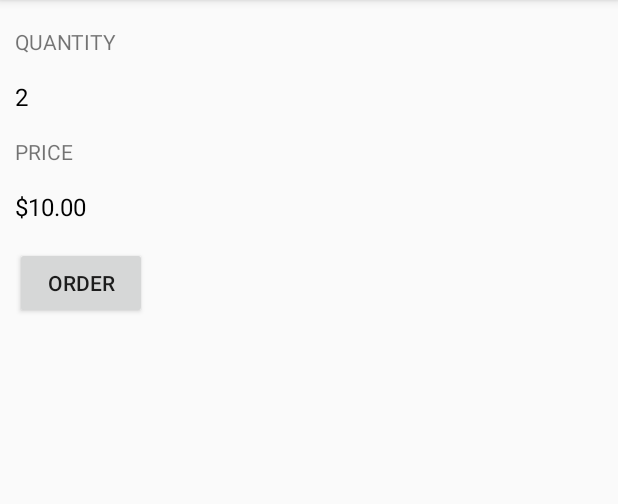
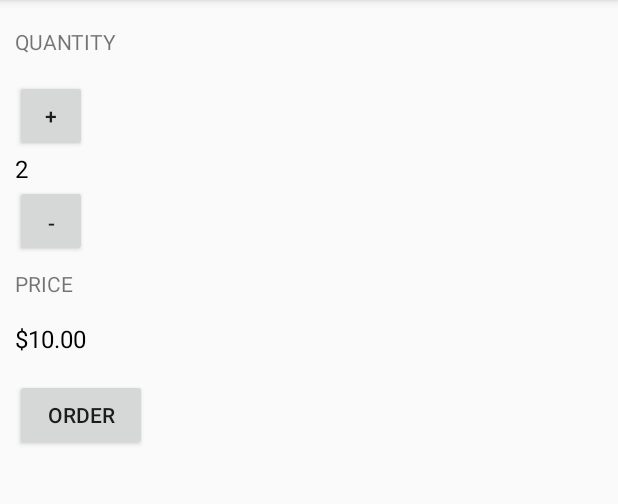
Before and after one commit to TheBaileyBrew/JustJava, an Android app: the screen it shows after launch (MainActivity), after a tap on "ORDER", on a phone screen of 412 x 824 dp, the part 84-588 px from its top. Run offline under Robolectric (Android 15) with nearby library versions, the phone set to English and light mode, and no system bars.

Commit message:
Coding Updates

```diff
--- a/app/src/main/java/com/example/android/justjava/MainActivity.java
+++ b/app/src/main/java/com/example/android/justjava/MainActivity.java
@@ -31,9 +31,22 @@ public class MainActivity extends AppCompatActivity {
     /**
      * This method is called when the order button is clicked.
      */
+
+
+    public void increment(View view) {
+        int quantity = 2;
+        quantity++;
+        display(quantity);
+    }
+    public void decrement(View view) {
+        int quantity = 2;
+        quantity--;
+        display(quantity);
+    }
     public void submitOrder(View view) {
-        display(2);
-        displayPrice(2*5);
+        int quantity = 2;
+        display(quantity);
+        displayPrice(quantity * 5);
     }
 
     /**
--- a/app/src/main/res/layout/activity_main.xml
+++ b/app/src/main/res/layout/activity_main.xml
@@ -17,17 +17,33 @@
         app:layout_constraintLeft_toLeftOf="parent"
         app:layout_constraintTop_toTopOf="parent" />
 
+    <Button
+        android:id="@+id/add"
+        android:layout_width="48dp"
+        android:layout_height="48dp"
+        android:layout_marginTop="8dp"
+        android:text="+"
+        android:onClick="increment"
+        app:layout_constraintTop_toBottomOf="@id/quantity" />
+
     <TextView
         android:id="@+id/quantity_text_view"
         android:layout_width="wrap_content"
         android:layout_height="wrap_content"
-        android:paddingBottom="8dp"
-        android:paddingTop="8dp"
-        android:text="0"
+        android:text="2"
         android:textColor="#000000"
         android:textSize="16sp"
         app:layout_constraintLeft_toLeftOf="parent"
-        app:layout_constraintTop_toBottomOf="@id/quantity" />
+        app:layout_constraintTop_toBottomOf="@id/add" />
+
+    <Button
+        android:id="@+id/minus"
+        android:layout_width="48dp"
+        android:layout_height="48dp"
+        android:paddingBottom="8dp"
+        android:text="-"
+        android:onClick="decrement"
+        app:layout_constraintTop_toBottomOf="@id/quantity_text_view" />
 
     <TextView
         android:id="@+id/price"
@@ -37,7 +53,7 @@
         android:paddingTop="8dp"
         android:text="PRICE"
         app:layout_constraintLeft_toLeftOf="parent"
-        app:layout_constraintTop_toBottomOf="@id/quantity_text_view" />
+        app:layout_constraintTop_toBottomOf="@id/minus" />
 
     <TextView
         android:id="@+id/price_text_view"
@@ -45,7 +61,7 @@
         android:layout_height="wrap_content"
         android:paddingBottom="8dp"
         android:paddingTop="8dp"
-        android:text="$0"
+        android:text="$10"
         android:textColor="#000000"
         android:textSize="16sp"
         app:layout_constraintLeft_toLeftOf="parent"
```
